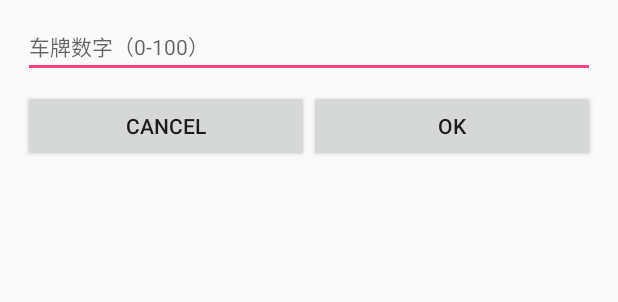
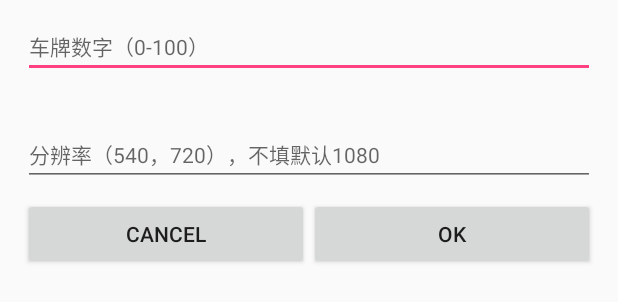
Before and after one commit to LaiFeng-Android/SopCastComponent, an Android app: the layout address_dialog.xml on its own in the app's theme, with its tools: preview values and no code run, on a phone screen of 412 x 824 dp. Shown: the top 302 px of the screen. Run offline under Robolectric (Android 15) with nearby library versions, the phone set to English and light mode, and no system bars.

Commit message:
增加分辨率选择

```diff
--- a/app/src/main/res/layout/address_dialog.xml
+++ b/app/src/main/res/layout/address_dialog.xml
@@ -14,6 +14,15 @@
         android:layout_height="wrap_content"
         android:textSize="14dp"
         android:hint="车牌数字（0-100）"/>
+    <EditText
+        android:id="@+id/resolution"
+        android:layout_marginLeft="15dp"
+        android:layout_marginRight="15dp"
+        android:layout_marginTop="30dp"
+        android:layout_width="match_parent"
+        android:layout_height="wrap_content"
+        android:textSize="14dp"
+        android:hint="分辨率（540，720），不填默认1080"/>
 
     <LinearLayout
         android:orientation="horizontal"
```
Also changed, not shown: app/src/main/java/com/laifeng/sopcastdemo/LandscapeActivity.java (+30 -5 lines).
